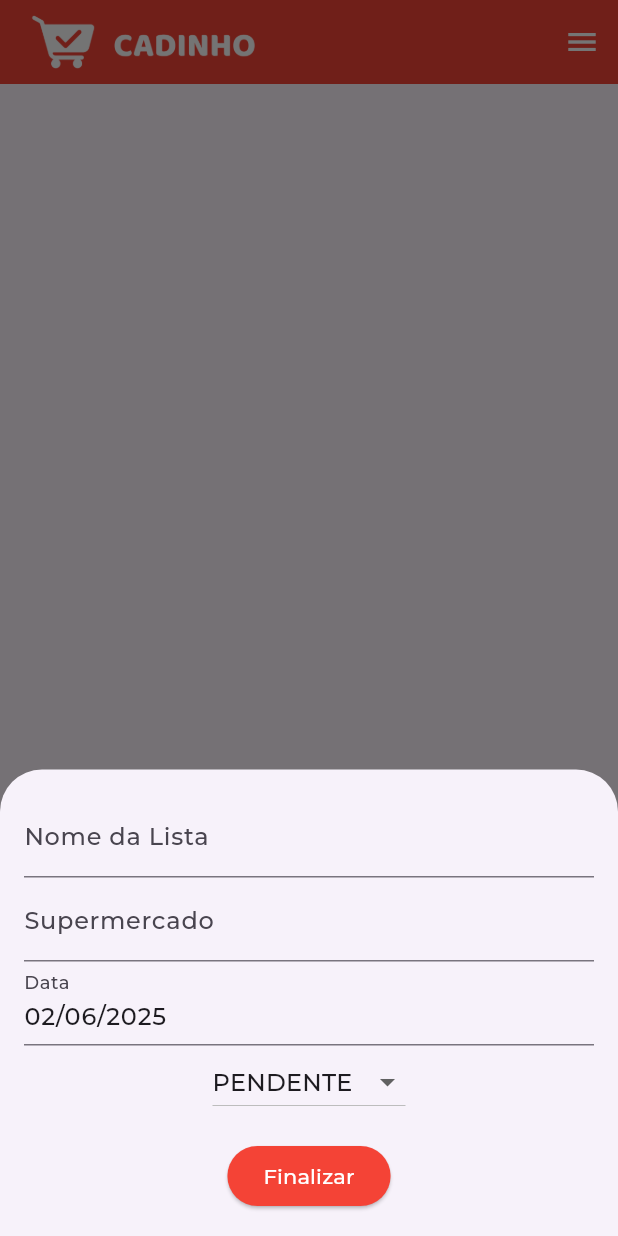
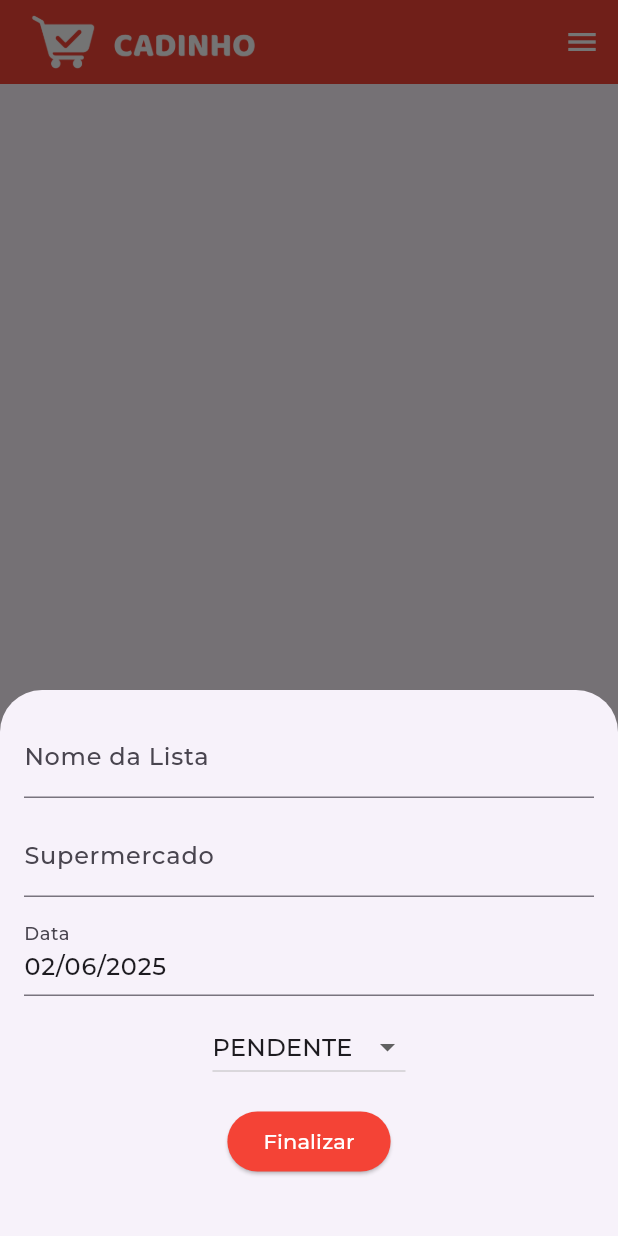
Before and after one commit to BHM871/cadinho, a Flutter app: the screen it shows after launch, after a tap on the "add" icon, on a phone screen of 412 x 824 dp. Run offline on Flutter 3.47's test engine with Material 3 defaults, Android fonts, the light colour scheme and no system bars; our stand-ins replace sqflite; accounts and stored records are empty; project files that could hold a hidden picture were left out.

Commit message:
fix: layout bottom sheet

```diff
--- a/lib/pages/home_page.dart
+++ b/lib/pages/home_page.dart
@@ -46,6 +46,7 @@ class _HomePageState extends State<HomePage> {
   void _adicionarLista() async {
     await showModalBottomSheet(
       context: context,
+      isScrollControlled: true,
       builder: (builder) => ListaBottomSheet(
         onChange: (lista) async {
           var temp = await viewModel.salvar(lista);
@@ -66,6 +67,7 @@ class _HomePageState extends State<HomePage> {
   void _editarLista(int index) async {
     await showModalBottomSheet(
       context: context,
+      isScrollControlled: true,
       builder: (builder) => ListaBottomSheet(
         lista: listas[index],
         onChange: (lista) async {
--- a/lib/pages/lista_detalhe_page.dart
+++ b/lib/pages/lista_detalhe_page.dart
@@ -34,6 +34,7 @@ class _ListaDetalhePageState extends State<ListaDetalhePage> {
   void _adicionarProduto() async {
     await showModalBottomSheet(
       context: context,
+      isScrollControlled: true,
       builder: (_) => ItemBottomSheet(
         lista: lista,
         onChange: (item) async {
@@ -57,6 +58,7 @@ class _ListaDetalhePageState extends State<ListaDetalhePage> {
   void _editarProduto(int index) async {
     await showModalBottomSheet(
       context: context,
+      isScrollControlled: true,
       builder: (_) => ItemBottomSheet(
         lista: lista,
         item: lista.itens[index],
--- a/lib/pages/widgets/lista_bottom_sheet.dart
+++ b/lib/pages/widgets/lista_bottom_sheet.dart
@@ -45,22 +45,40 @@ class _ListaBottomSheetState extends State<ListaBottomSheet> {
 
   @override
   Widget build(BuildContext context) {
-    return Padding(
-      padding: const EdgeInsets.all(16),
+    return AnimatedPadding(
+      padding: EdgeInsets.only(
+        top: 16,
+        right: 16,
+        bottom: MediaQuery.of(context).viewInsets.bottom + 16,
+        left: 16,
+      ),
+      duration: const Duration(milliseconds: 100),
+      curve: Curves.decelerate,
       child: Column(
         mainAxisSize: MainAxisSize.min,
         children: [
           TextField(
             controller: _nomeController,
             decoration: const InputDecoration(labelText: 'Nome da Lista'),
+            textInputAction: TextInputAction.next,
+            onEditingComplete: () {
+              FocusScope.of(context).nextFocus();
+            },
           ),
+          const SizedBox(height: 10),
           TextField(
             controller: _merdacoController,
             decoration: const InputDecoration(labelText: 'Supermercado'),
+            textInputAction: TextInputAction.next,
+            onEditingComplete: () {
+              FocusScope.of(context).nextFocus();
+            },
           ),
+          const SizedBox(height: 10),
           TextField(
             controller: _dataController,
             decoration: InputDecoration(labelText: 'Data'),
+            textInputAction: TextInputAction.done,
             onTap: () async {
               DateTime? date = await _selectDate(context);
               _dateTime = date;
@@ -72,6 +90,7 @@ class _ListaBottomSheetState extends State<ListaBottomSheet> {
               }
             },
           ),
+          const SizedBox(height: 10),
           DropdownButton<String>(
             value: _status,
             onChanged: (value) {
@@ -102,6 +121,7 @@ class _ListaBottomSheetState extends State<ListaBottomSheet> {
               Navigator.of(context).pop();
             },
           ),
+          const SizedBox(height: 23),
         ],
       ),
     );
```
Also changed, not shown: lib/pages/widgets/item_bottom_sheet.dart (+24 -4 lines).
